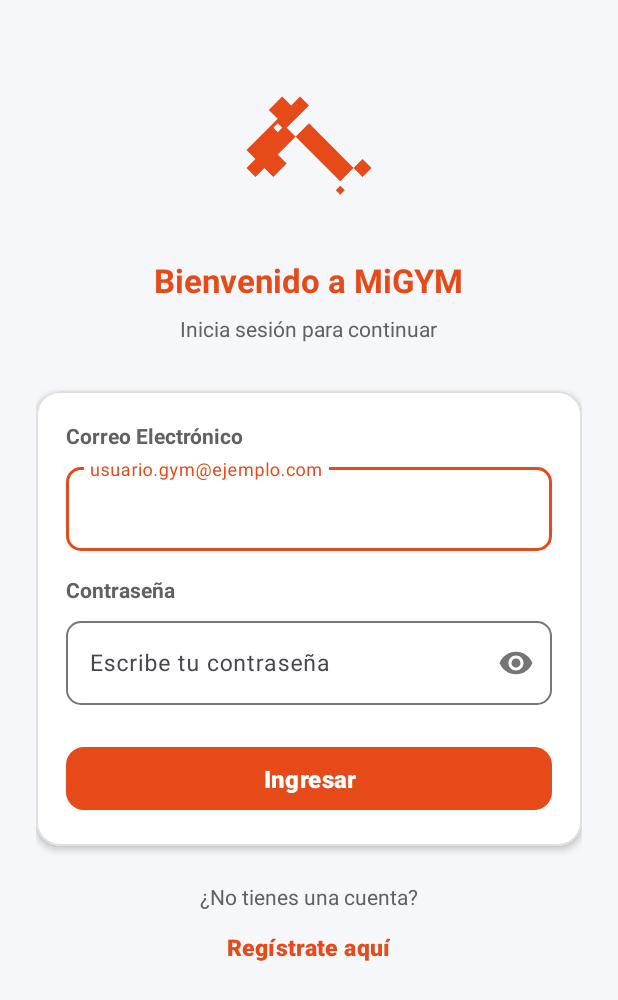
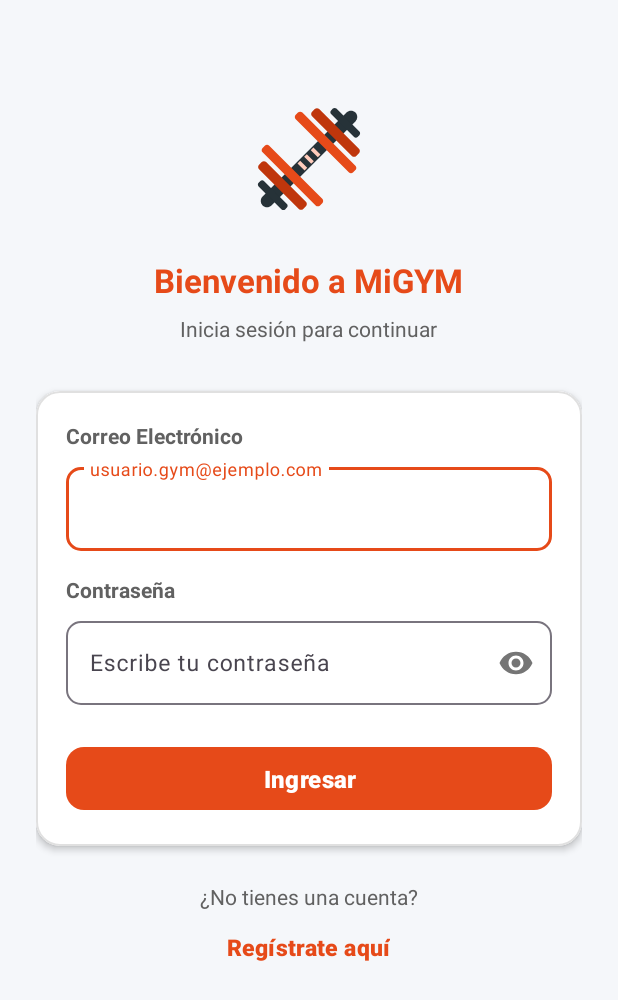
Before and after one commit to Bastian-Guajardo/APP-GIMNASIO, an Android app: the screen it shows after launch (LoginActivity), on a phone screen of 412 x 824 dp. Shown: the top 1000 px of the screen. Run offline under Robolectric (Android 15) with nearby library versions, the phone set to English and light mode, and no system bars.

Commit message:
actualizacion y adaptar logos

```diff
--- a/app/src/main/res/drawable/ic_gym_logo.xml
+++ b/app/src/main/res/drawable/ic_gym_logo.xml
@@ -3,8 +3,61 @@
     android:height="96dp"
     android:viewportWidth="24"
     android:viewportHeight="24">
-    <!-- Mancuerna / Logo Gimnasio estilizado en color primario -->
-    <path
-        android:fillColor="@color/primario"
-        android:pathData="M20.57,14.86L22,13.43L20.57,12L17,15.57L8.43,7L12,3.43L10.57,2L9.14,3.43L7.71,2L5.57,4.14L7,5.57L2,10.57L3.43,12L2,13.43L3.43,14.86L4.86,13.43L6.29,14.86L8.43,12.71L7,11.29L12,6.29L20.57,14.86M6.29,7L7,6.29L7.71,7L7,7.71L6.29,7M16.29,17L17,16.29L17.71,17L17,17.71L16.29,17Z" />
+
+    <!-- Logo de Mancuerna de Gimnasio estilizado y simétrico -->
+    <group
+        android:name="mancuerna_grupo"
+        android:pivotX="12"
+        android:pivotY="12"
+        android:rotation="-45">
+
+        <!-- Barra de acero central (Agarre) -->
+        <path
+            android:name="barra_central"
+            android:fillColor="@color/secundario"
+            android:pathData="M 2.5,11 h 19 c 0.55,0 1,0.45 1,1 0,0.55 -0.45,1 -1,1 h -19 c -0.55,0 -1,-0.45 -1,-1 0,-0.55 0.45,-1 1,-1 Z" />
+
+        <!-- Estriado / Marcas del agarre (Knurling) -->
+        <path
+            android:name="textura_agarre"
+            android:fillColor="@color/primario_claro"
+            android:pathData="M 10.2,11.2 h 0.6 v 1.6 h -0.6 Z M 11.7,11.2 h 0.6 v 1.6 h -0.6 Z M 13.2,11.2 h 0.6 v 1.6 h -0.6 Z" />
+
+        <!-- Discos exteriores (Medianos - Primario Oscuro) -->
+        <!-- Disco Exterior Izquierdo -->
+        <path
+            android:name="disco_exterior_izq"
+            android:fillColor="@color/primario_oscuro"
+            android:pathData="M 5.7,7 H 6.3 C 6.58,7 6.8,7.22 6.8,7.5 V 16.5 C 6.8,16.78 6.58,17 6.3,17 H 5.7 C 5.42,17 5.2,16.78 5.2,16.5 V 7.5 C 5.2,7.22 5.42,7 5.7,7 Z" />
+        <!-- Disco Exterior Derecho -->
+        <path
+            android:name="disco_exterior_der"
+            android:fillColor="@color/primario_oscuro"
+            android:pathData="M 17.7,7 H 18.3 C 18.58,7 18.8,7.22 18.8,7.5 V 16.5 C 18.8,16.78 18.58,17 18.3,17 H 17.7 C 17.42,17 17.2,16.78 17.2,16.5 V 7.5 C 17.2,7.22 17.42,7 17.7,7 Z" />
+
+        <!-- Discos interiores (Grandes - Color Primario) -->
+        <!-- Disco Interior Izquierdo -->
+        <path
+            android:name="disco_interior_izq"
+            android:fillColor="@color/primario"
+            android:pathData="M 8,5.5 H 8.5 C 8.78,5.5 9,5.72 9,6 V 18 C 9,18.28 8.78,18.5 8.5,18.5 H 8 C 7.72,18.5 7.5,18.28 7.5,18 V 6 C 7.5,5.72 7.72,5.5 8,5.5 Z" />
+        <!-- Disco Interior Derecho -->
+        <path
+            android:name="disco_interior_der"
+            android:fillColor="@color/primario"
+            android:pathData="M 15.5,5.5 H 16 C 16.28,5.5 16.5,5.72 16.5,6 V 18 C 16.5,18.28 16.28,18.5 16,18.5 H 15.5 C 15.22,18.5 15,18.28 15,18 V 6 C 15,5.72 15.22,5.5 15.5,5.5 Z" />
+
+        <!-- Topes / Tuercas en las puntas -->
+        <!-- Tope Izquierdo -->
+        <path
+            android:name="tope_izq"
+            android:fillColor="@color/secundario"
+            android:pathData="M 3.6,9 H 4 C 4.22,9 4.4,9.18 4.4,9.4 V 14.6 C 4.4,14.82 4.22,15 4,15 H 3.6 C 3.38,15 3.2,14.82 3.2,14.6 V 9.4 C 3.2,9.18 3.38,9 3.6,9 Z" />
+        <!-- Tope Derecho -->
+        <path
+            android:name="tope_der"
+            android:fillColor="@color/secundario"
+            android:pathData="M 20,9 H 20.4 C 20.62,9 20.8,9.18 20.8,9.4 V 14.6 C 20.8,14.82 20.62,15 20.4,15 H 20 C 19.78,15 19.6,14.82 19.6,14.6 V 9.4 C 19.6,9.18 19.78,9 20,9 Z" />
+
+    </group>
 </vector>
```
Also changed, not shown: app/src/main/res/drawable/ic_ai_sparkle.xml (+17 -1 lines), app/src/main/res/drawable/ic_launcher_foreground.xml (+40 -3 lines).
